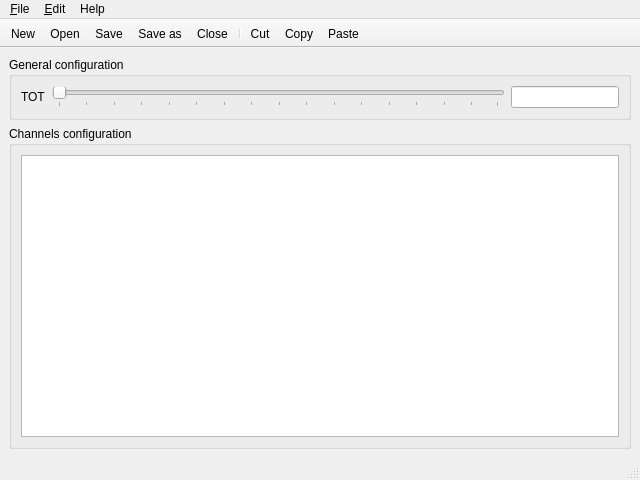
This is src/windows/mainwindow.ui in sardylan/qfm1000 as Qt 5 draws it before an edit. The edited form follows.
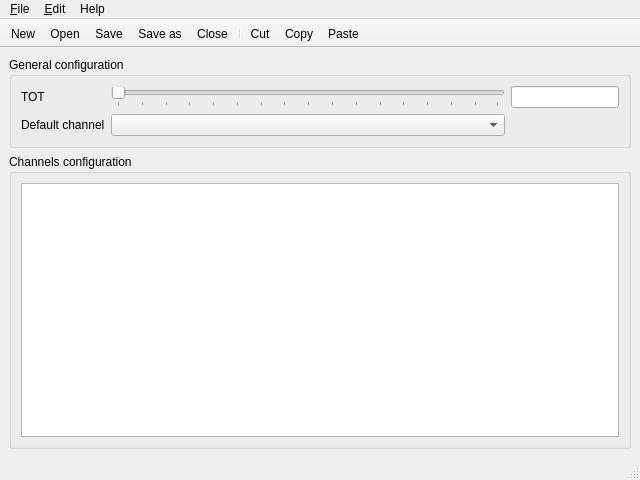
This is the edited form. Icons and pictures are not drawn.

Commit message: Adding default channel param

```diff
--- a/src/windows/mainwindow.ui
+++ b/src/windows/mainwindow.ui
@@ -20,7 +20,21 @@
       <property name="title">
        <string>General configuration</string>
       </property>
-      <layout class="QGridLayout" name="gridLayout" columnstretch="0,1,0">
+      <layout class="QGridLayout" name="gridLayout" columnstretch="0,1,0,0">
+       <item row="1" column="0">
+        <widget class="QLabel" name="defaultChannelLabel">
+         <property name="text">
+          <string>Default channel</string>
+         </property>
+        </widget>
+       </item>
+       <item row="0" column="0">
+        <widget class="QLabel" name="totLabel">
+         <property name="text">
+          <string>TOT</string>
+         </property>
+        </widget>
+       </item>
        <item row="0" column="1">
         <widget class="QSlider" name="totSlider">
          <property name="maximum">
@@ -37,20 +51,16 @@
          </property>
         </widget>
        </item>
-       <item row="0" column="0">
-        <widget class="QLabel" name="totLabel">
-         <property name="text">
-          <string>TOT</string>
-         </property>
-        </widget>
-       </item>
-       <item row="0" column="2">
+       <item row="0" column="2" colspan="2">
         <widget class="QLineEdit" name="totText">
          <property name="readOnly">
           <bool>true</bool>
          </property>
         </widget>
        </item>
+       <item row="1" column="1">
+        <widget class="QComboBox" name="defaultChannelComboBox"/>
+       </item>
       </layout>
      </widget>
     </item>
```
The commit also changes 5 other files.
